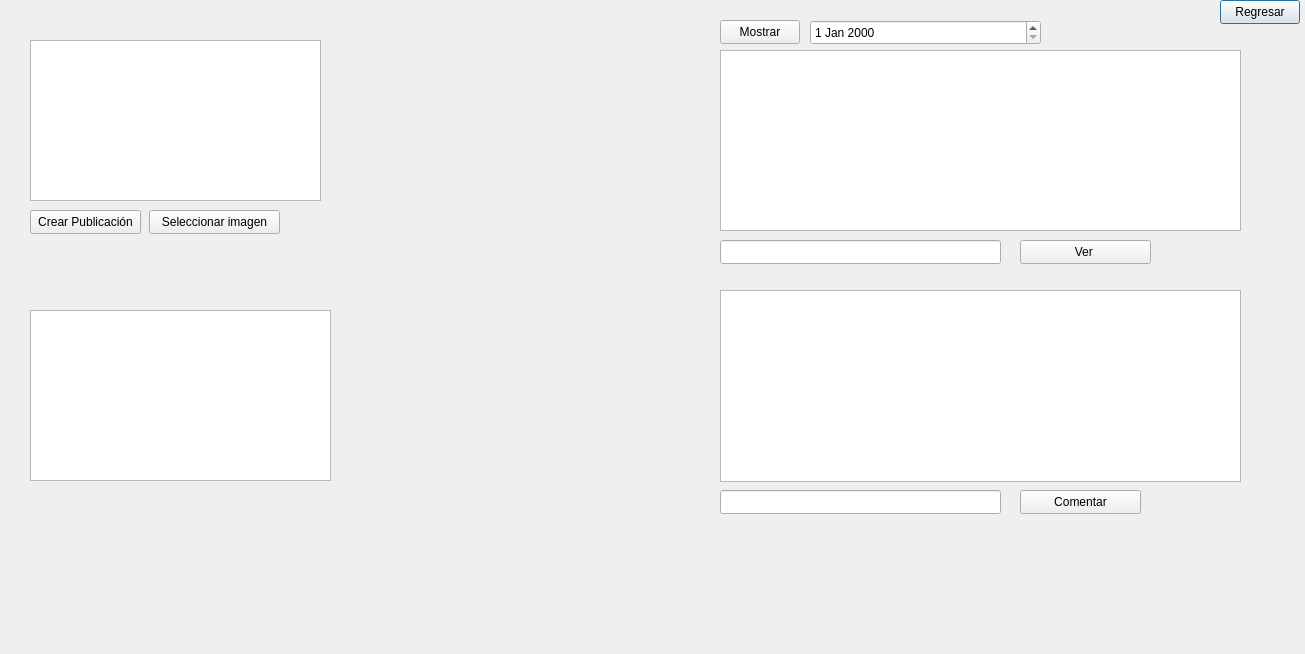
This is Fase_2/ventana.ui in LightDemon12/-EDD-PROYECTOS_202100215 as Qt 5 draws it before an edit. The edited form follows.
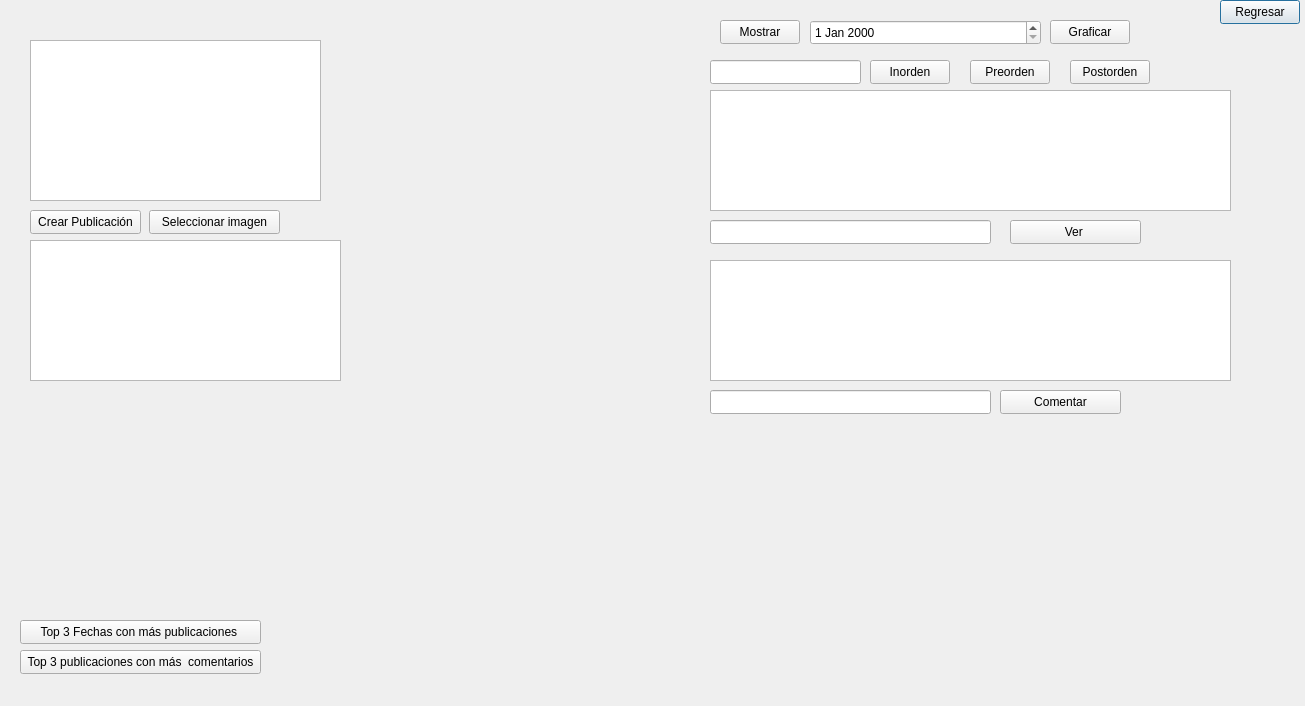
This is the edited form.

What changed in the file:
```diff
--- a/Fase_2/ventana.ui
+++ b/Fase_2/ventana.ui
@@ -7,7 +7,7 @@
     <x>0</x>
     <y>0</y>
     <width>1305</width>
-    <height>654</height>
+    <height>706</height>
    </rect>
   </property>
   <property name="windowTitle">
@@ -101,18 +101,18 @@
   <widget class="QTableWidget" name="tablepubli">
    <property name="geometry">
     <rect>
-     <x>720</x>
-     <y>50</y>
+     <x>710</x>
+     <y>90</y>
      <width>521</width>
-     <height>181</height>
+     <height>121</height>
     </rect>
    </property>
   </widget>
   <widget class="QLineEdit" name="linepubli">
    <property name="geometry">
     <rect>
-     <x>720</x>
-     <y>240</y>
+     <x>710</x>
+     <y>220</y>
      <width>281</width>
      <height>24</height>
     </rect>
@@ -121,8 +121,8 @@
   <widget class="QPushButton" name="Buttonpubli">
    <property name="geometry">
     <rect>
-     <x>1020</x>
-     <y>240</y>
+     <x>1010</x>
+     <y>220</y>
      <width>131</width>
      <height>24</height>
     </rect>
@@ -135,19 +135,19 @@
    <property name="geometry">
     <rect>
      <x>30</x>
-     <y>310</y>
-     <width>301</width>
-     <height>171</height>
+     <y>240</y>
+     <width>311</width>
+     <height>141</height>
     </rect>
    </property>
   </widget>
   <widget class="QLabel" name="labelpubli">
    <property name="geometry">
     <rect>
-     <x>340</x>
-     <y>300</y>
-     <width>341</width>
-     <height>161</height>
+     <x>20</x>
+     <y>390</y>
+     <width>541</width>
+     <height>181</height>
     </rect>
    </property>
    <property name="text">
@@ -157,18 +157,18 @@
   <widget class="QTableWidget" name="tablecomen">
    <property name="geometry">
     <rect>
-     <x>720</x>
-     <y>290</y>
+     <x>710</x>
+     <y>260</y>
      <width>521</width>
-     <height>192</height>
+     <height>121</height>
     </rect>
    </property>
   </widget>
   <widget class="QLineEdit" name="Comentar">
    <property name="geometry">
     <rect>
-     <x>720</x>
-     <y>490</y>
+     <x>710</x>
+     <y>390</y>
      <width>281</width>
      <height>24</height>
     </rect>
@@ -177,8 +177,8 @@
   <widget class="QPushButton" name="ButtonComen">
    <property name="geometry">
     <rect>
-     <x>1020</x>
-     <y>490</y>
+     <x>1000</x>
+     <y>390</y>
      <width>121</width>
      <height>24</height>
     </rect>
@@ -187,6 +187,107 @@
     <string>Comentar</string>
    </property>
   </widget>
+  <widget class="QPushButton" name="ButtonOrden">
+   <property name="geometry">
+    <rect>
+     <x>870</x>
+     <y>60</y>
+     <width>80</width>
+     <height>24</height>
+    </rect>
+   </property>
+   <property name="text">
+    <string>Inorden</string>
+   </property>
+  </widget>
+  <widget class="QPushButton" name="ButtonPreorden">
+   <property name="geometry">
+    <rect>
+     <x>970</x>
+     <y>60</y>
+     <width>80</width>
+     <height>24</height>
+    </rect>
+   </property>
+   <property name="text">
+    <string>Preorden</string>
+   </property>
+  </widget>
+  <widget class="QPushButton" name="ButtonPostorden">
+   <property name="geometry">
+    <rect>
+     <x>1070</x>
+     <y>60</y>
+     <width>80</width>
+     <height>24</height>
+    </rect>
+   </property>
+   <property name="text">
+    <string>Postorden</string>
+   </property>
+  </widget>
+  <widget class="QLineEdit" name="lineEditLimite">
+   <property name="geometry">
+    <rect>
+     <x>710</x>
+     <y>60</y>
+     <width>151</width>
+     <height>24</height>
+    </rect>
+   </property>
+  </widget>
+  <widget class="QPushButton" name="ButtonTop">
+   <property name="geometry">
+    <rect>
+     <x>20</x>
+     <y>620</y>
+     <width>241</width>
+     <height>24</height>
+    </rect>
+   </property>
+   <property name="text">
+    <string>Top 3 Fechas con más publicaciones </string>
+   </property>
+  </widget>
+  <widget class="QPushButton" name="ButtonGraficar">
+   <property name="geometry">
+    <rect>
+     <x>1050</x>
+     <y>20</y>
+     <width>80</width>
+     <height>24</height>
+    </rect>
+   </property>
+   <property name="text">
+    <string>Graficar</string>
+   </property>
+  </widget>
+  <widget class="QLabel" name="labelGrafico">
+   <property name="geometry">
+    <rect>
+     <x>710</x>
+     <y>430</y>
+     <width>531</width>
+     <height>241</height>
+    </rect>
+   </property>
+   <property name="text">
+    <string/>
+   </property>
+  </widget>
+  <widget class="QPushButton" name="ButtonMostrarTopPublicaciones">
+   <property name="geometry">
+    <rect>
+     <x>20</x>
+     <y>650</y>
+     <width>241</width>
+     <height>24</height>
+    </rect>
+   </property>
+   <property name="text">
+    <string>Top 3 publicaciones con más  comentarios</string>
+   </property>
+  </widget>
  </widget>
  <resources/>
  <connections/>
```
